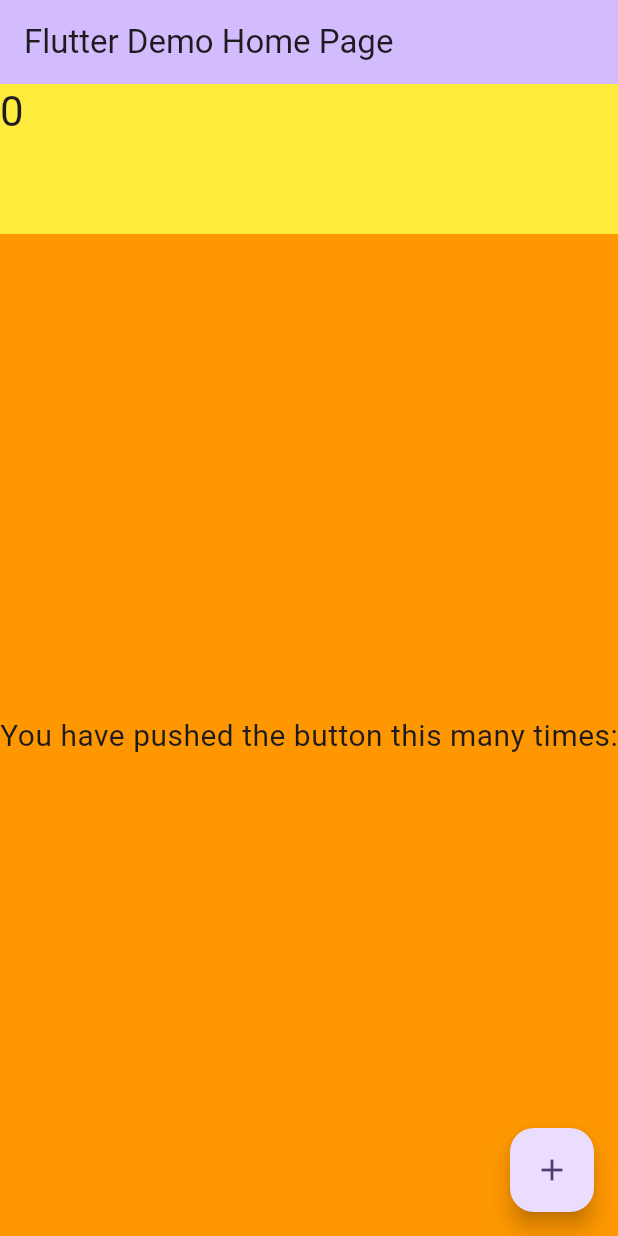
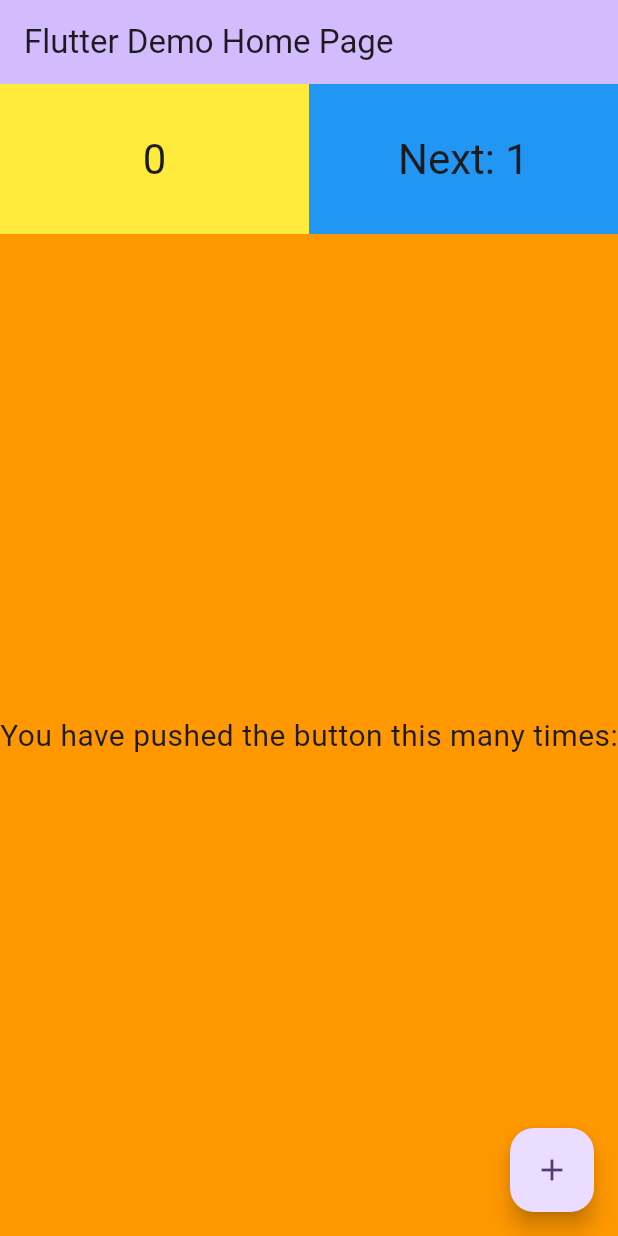
Before and after one commit to ronjb/fitted_box_with_sibling, a Flutter app: the screen it shows after launch, on a phone screen of 412 x 824 dp. Run offline on Flutter 3.47's test engine with Material 3 defaults, Android fonts, the phone set to English and light mode, and no system bars.

Commit message:
Updated the example app to show 3 children.

```diff
--- a/example/lib/main.dart
+++ b/example/lib/main.dart
@@ -53,6 +53,7 @@ class _MyHomePageState extends State<MyHomePage> {
             if (kDebugMode) {
               print('constraints=$constraints, boxSize=$boxSize');
             }
+            final centerX = constraints.maxWidth / 2;
             return [
               Rect.fromLTWH(
                 0,
@@ -60,7 +61,8 @@ class _MyHomePageState extends State<MyHomePage> {
                 constraints.maxWidth,
                 constraints.maxHeight - 100,
               ),
-              Rect.fromLTWH(0, 0, constraints.maxWidth, 100),
+              Rect.fromLTWH(0, 0, centerX, 100),
+              Rect.fromLTWH(centerX, 0, centerX, 100),
             ];
           },
           children: [
@@ -68,9 +70,20 @@ class _MyHomePageState extends State<MyHomePage> {
             Container(
               width: double.infinity,
               height: double.infinity,
+              alignment: Alignment.center,
               color: Colors.yellow,
               child: Text(
                 '$_counter',
+                style: Theme.of(context).textTheme.headlineMedium,
+              ),
+            ),
+            Container(
+              width: double.infinity,
+              height: double.infinity,
+              alignment: Alignment.center,
+              color: Colors.blue,
+              child: Text(
+                'Next: ${_counter + 1}',
                 style: Theme.of(context).textTheme.headlineMedium,
               ),
             ),
```
